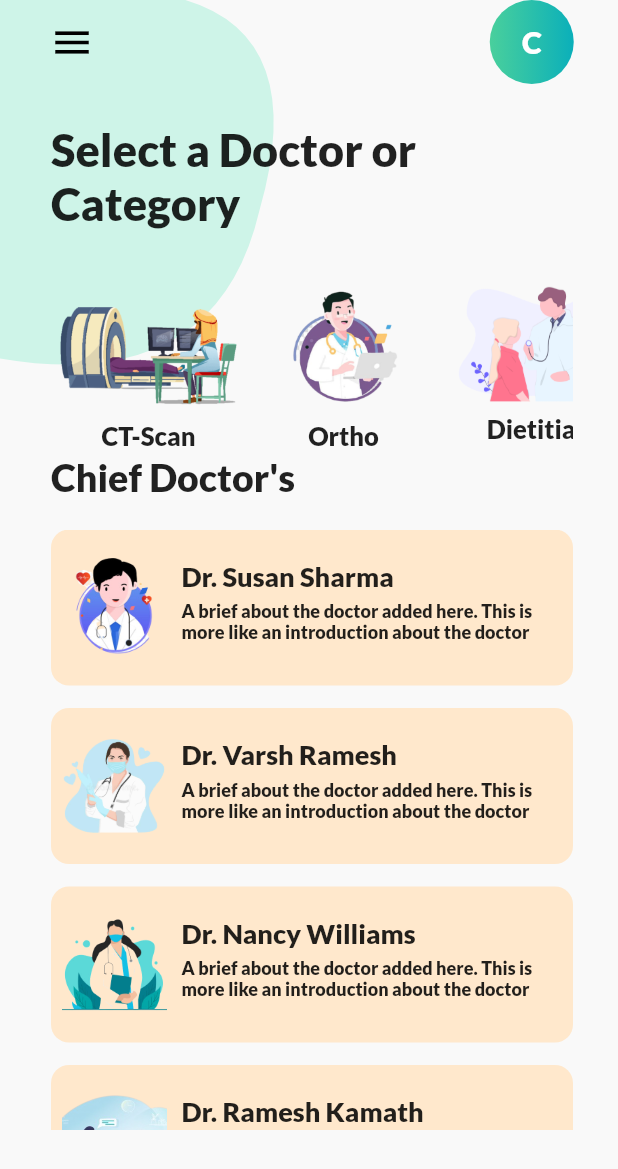
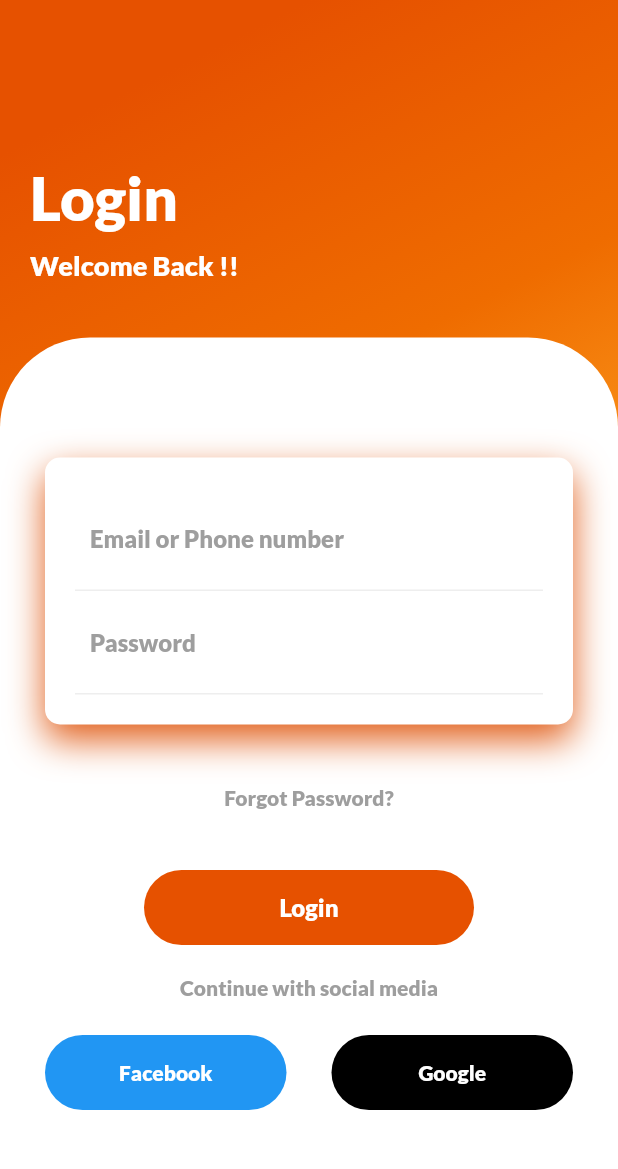
Before and after one commit to Nitheshnithu121/Doctor-App, a Flutter app: the screen it shows after launch, after a tap on "Get Started", on a phone screen of 412 x 824 dp. Shown: the top 1169 px of the screen. Run offline on Flutter 3.47's test engine with Material 2 defaults, Android fonts, the phone set to English and light mode, and no system bars.

Commit message:
Log in Page

```diff
--- a/lib/HomePage.dart
+++ b/lib/HomePage.dart
@@ -3,6 +3,7 @@ import 'package:flutter/material.dart';
 import 'package:hello_doctor/DocInfoPage.dart';
 import 'package:hello_doctor/colorScheme.dart';
 import 'package:hello_doctor/main.dart';
+import 'package:hello_doctor/Logpage.dart';
 
 
 class HomePage extends StatelessWidget {
--- /dev/null
+++ b/lib/Logpage.dart
@@ -0,0 +1,195 @@
+import 'package:flutter/cupertino.dart';
+import 'package:flutter/material.dart';
+import 'package:hello_doctor/HomePage.dart';
+
+
+void main() {
+  runApp(MyApp());
+}
+
+class MyApp extends StatelessWidget {
+  @override
+  Widget build(BuildContext context) {
+    return MaterialApp(
+      debugShowCheckedModeBanner: false,
+      home: LoginPage(),
+      routes: {
+        '/HomePage': (context) => HomePage()
+      },
+    );
+  }
+}
+
+class LoginPage extends StatefulWidget {
+  @override
+  _LoginPageState createState() => _LoginPageState();
+}
+
+class _LoginPageState extends State<LoginPage> {
+  @override
+  Widget build(BuildContext context) {
+    return Scaffold(
+      body: Container(
+        width: double.infinity,
+        decoration: BoxDecoration(
+            gradient: LinearGradient(
+                begin: Alignment.topCenter,
+                colors: [
+                  Colors.orange[900],
+                  Colors.orange[800],
+                  Colors.orange[400]
+                ]
+            )
+        ),
+        child: Column(
+          crossAxisAlignment: CrossAxisAlignment.start,
+          children: [
+            SizedBox(
+              height: 88,
+            ),
+            Padding(
+              padding: EdgeInsets.all(20),
+              child: Column(
+                crossAxisAlignment: CrossAxisAlignment.start,
+                children: [
+                  Text("Login", style: TextStyle(color: Colors.white,fontSize: 40),),
+                  SizedBox(
+                    height: 10,
+                  ),
+                  Text("Welcome Back !!", style: TextStyle(color: Colors.white,fontSize: 18),)
+                ],
+              ),
+            ),
+            SizedBox( height: 17,
+            ),
+            Expanded(
+              child: Container(
+                decoration: BoxDecoration(
+                    color:Colors.white,borderRadius: BorderRadius.only(topLeft: Radius.circular(60), topRight: Radius.circular(60))
+                ),
+                child: Padding(
+                  padding: EdgeInsets.all(30),
+                  child: Column(
+                    children: [
+                      SizedBox(height: 50,),
+                      Container(
+                        padding: EdgeInsets.all(20),
+                        decoration: BoxDecoration(
+                            color: Colors.white,
+                            borderRadius: BorderRadius.circular(10),
+                            boxShadow: [
+                              BoxShadow(
+                                color: Color.fromRGBO(225, 95, 27, 3),
+                                blurRadius: 20,
+                                offset: Offset(0,10),
+                              )
+                            ]
+                        ),
+                        child: Column(
+                          children: [
+                            Container(
+                              padding: EdgeInsets.all(10),
+                              decoration: BoxDecoration(
+                                  border: Border(bottom: BorderSide(color: Colors.grey[200]))
+                              ),
+                              child: TextField(
+                                decoration: InputDecoration(
+                                    hintText: "Email or Phone number",
+                                    hintStyle: TextStyle(color: Colors.grey),
+                                    border: InputBorder.none
+                                ),
+                              ),
+                            ),
+                            Container(
+                              padding: EdgeInsets.all(10),
+                              decoration: BoxDecoration(
+                                  border: Border(bottom: BorderSide(color: Colors.grey[200]))
+                              ),
+                              child: TextField(
+                                decoration: InputDecoration(
+                                    hintText: "Password",
+                                    hintStyle: TextStyle(color: Colors.grey),
+                                    border: InputBorder.none
+                                ),
+                              ),
+                            ),
+                          ],
+                        ),
+                      ),
+                      SizedBox(height: 40,),
+                      Text("Forgot Password?", style: TextStyle(
+                        color: Colors.grey,
+                      ),),
+
+                      SizedBox(height: 40,),
+                      FlatButton(
+                        color: Colors.transparent,
+
+                        child: Container(
+                          height: 50,
+                          margin: EdgeInsets.symmetric(horizontal: 50),
+                          decoration: BoxDecoration(
+                              borderRadius: BorderRadius.circular(50),
+                              color: Colors.orange[900]
+                          ),
+                          child: Center(
+                            child: Text("Login",style: TextStyle(color: Colors.white, fontSize: 16, fontWeight: FontWeight.bold),),
+
+                          ),
+                        ),onPressed: (){
+                        Navigator.push(
+                          context,
+                          MaterialPageRoute(builder: (context) => HomePage()),
+                        );
+                      },
+
+                      ),
+
+                      SizedBox(height: 20,),
+                      Text("Continue with social media", style: TextStyle(color: Colors.grey),),
+                      SizedBox(height: 23,),
+                      Row(
+                        children: [
+                          Expanded(
+                            child: Container(
+                              height: 50,
+                              decoration: BoxDecoration(
+                                  borderRadius: BorderRadius.circular(50),
+                                  color: Colors.blue
+                              ),
+                              child: Center(
+                                child: Text("Facebook", style: TextStyle(color: Colors.white,fontSize: 14, fontWeight: FontWeight.bold),),
+                              ),
+
+                            ),
+                          ),
+                          SizedBox(width: 30,),
+                          Expanded(
+                            child: Container(
+                              height: 50,
+                              decoration: BoxDecoration(
+                                  borderRadius: BorderRadius.circular(50),
+                                  color: Colors.black
+                              ),
+                              child: Center(
+                                child: Text("Google", style: TextStyle(color: Colors.white, fontSize: 14, fontWeight: FontWeight.bold),),
+                              ),
+                            ),
+                          )
+                        ],
+                      )
+                    ],
+                  ),
+                ),
+              ),
+            )
+          ],
+        ),
+      ),
+    );
+  }
+  /*void openHomePage()
+  {
+    Navigator.pushNamed(context,'/HomePage');
+  }*/
+}
--- a/lib/main.dart
+++ b/lib/main.dart
@@ -1,8 +1,11 @@
 import 'package:flutter/cupertino.dart';
 import 'package:flutter/material.dart';
+import 'package:hello_doctor/DocInfoPage.dart';
+import 'package:hello_doctor/HomePage.dart';
+import 'package:hello_doctor/Logpage.dart';
 import 'colorScheme.dart';
-import 'package:hello_doctor/HomePage.dart';
 import 'package:flutter/services.dart';
+
 
 void main() {
   runApp(MyApp());
@@ -18,7 +21,7 @@ class MyApp extends StatelessWidget {
       ),
       home: MyHomePage(),
       routes:{
-        '/home_page' : (context) => HomePage(),
+        '/Logpage' : (context) => LoginPage()
     },
 
     );
@@ -103,7 +106,7 @@ class _MyHomePageState extends State<MyHomePage> {
                       ),
                     ),
                   ),
-                  onTap: openHomePage,
+                  onTap: openLoginPage,
                 ),
               )
             ],
@@ -116,9 +119,9 @@ class _MyHomePageState extends State<MyHomePage> {
 
   }
 
-  void openHomePage()
+  void openLoginPage()
   {
-    Navigator.pushNamed(context,'/home_page');
+    Navigator.pushNamed(context,'/Logpage');
 
   }
 }
```
